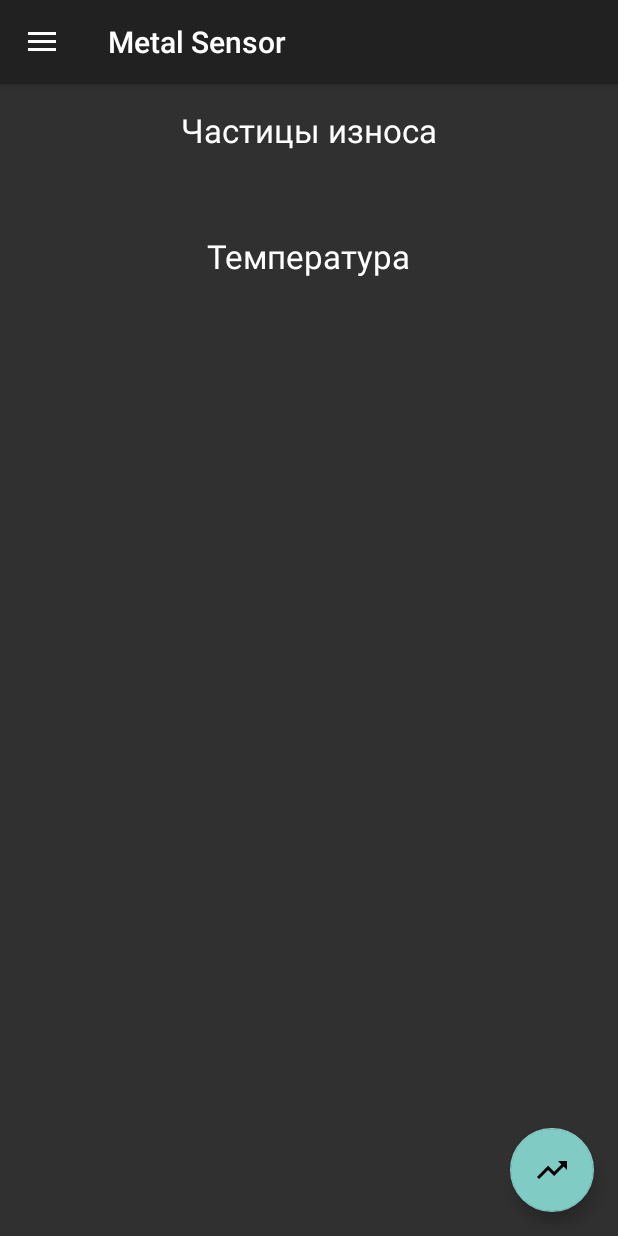
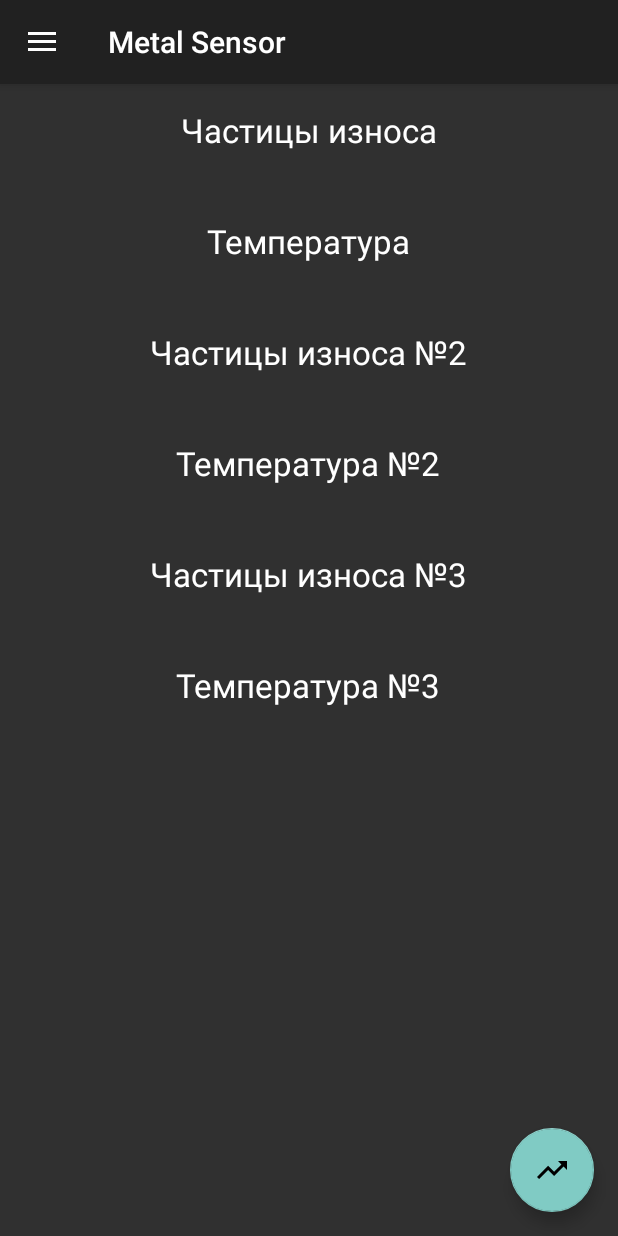
Before and after one commit to TazmanOne/MetalSensor_again, an Android app: the Work screen opened directly, with no data from a screen before it, on a phone screen of 412 x 824 dp. Run offline under Robolectric (Android 15) with nearby library versions, the phone set to English and light mode, and no system bars.

Commit message:
3 sens in OneApp

```diff
--- a/app/src/main/java/ru/ipmavlutov/metalsensor/BluetoothResponseHandler.java
+++ b/app/src/main/java/ru/ipmavlutov/metalsensor/BluetoothResponseHandler.java
@@ -2,12 +2,18 @@ package ru.ipmavlutov.metalsensor;
 
 
 import android.content.Intent;
+import android.os.Environment;
 import android.os.Handler;
 import android.os.Message;
 import android.support.v7.app.ActionBar;
+import android.util.Log;
 import android.widget.TextView;
 import android.widget.Toast;
 
+import java.io.BufferedWriter;
+import java.io.File;
+import java.io.FileWriter;
+import java.io.IOException;
 import java.lang.ref.WeakReference;
 import java.math.BigDecimal;
 import java.math.RoundingMode;
@@ -87,44 +93,51 @@ public class BluetoothResponseHandler extends Handler {
                 case MESSAGE_DATA:
                     byte[] a = (byte[]) msg.obj;
                     //activity.UpDateResult(a);
-                    if (a.length == 19) {
+                    if (a.length == 26) {
+                        try {
                             byte[] temperature_1 = Arrays.copyOfRange(a, 0, 2);//[0,1]
                             byte[] signal_1 = Arrays.copyOfRange(a, 2, 7);//[2,6]
                             byte[] temperature_2 = Arrays.copyOfRange(a, 7, 9);//[7,8]
                             byte[] signal_2 = Arrays.copyOfRange(a, 9, 14);//[9,13]
+                            byte[] signal_3 = Arrays.copyOfRange(a, 14, 19);
+                            byte[] temperature_3 = Arrays.copyOfRange(a, 19, 21);
 
                             //byte[] super_signal = Arrays.copyOfRange(a, 4, 6);//[4,5]
                             //FF=[6,7],/r/n=[8,9]
 
                             //температура датчика #1
+                            int temperature_result_1 = FindTemperature(GetTemperature(temperature_1));
                             TextView temperature_value_1 = (TextView) activity.findViewById(R.id.temperature_value_1);
-                        String str = String.valueOf(GetTemperature(temperature_1));
-                        temperature_value_1.setText(String.format("%s  °C", str));
-                        int temperature_result_1 = Integer.parseInt(str);
-
-                        //int temperature_result_1 = FindTemperature(GetTemperature(temperature_1));
-
+                            temperature_value_1.setText(String.format("%s  °C", String.valueOf(temperature_result_1)));
 
                             //значение сигнала #1
-
-
                             TextView signal_value_1 = (TextView) activity.findViewById(R.id.signal_value_1);
                             String str_signal_1 = new String(signal_1, Charset.forName("UTF-8"));
                             signal_value_1.setText(String.format("%s мг", str_signal_1));
 
-
+                            //для БД
                             double signal_result_1 = Double.parseDouble(str_signal_1.replace(",", "."));
 
                             //температура датчика #2
-                        //int temperature_result_2 = FindTemperature(GetTemperature(temperature_2));
-                        // TextView temperature_value_2 = (TextView) activity.findViewById(R.id.temperature_value_2);
-                        // temperature_value_2.setText(String.format("%s  °C", String.valueOf(temperature_result_2)));
+                            int temperature_result_2 = FindTemperature(GetTemperature(temperature_2));
+                            TextView temperature_value_2 = (TextView) activity.findViewById(R.id.temperature_value_2);
+                            temperature_value_2.setText(String.format("%s  °C", String.valueOf(temperature_result_2)));
 
                             //значение сигнала #2
                             //double signal_result_2 = FindRudeSignal(Correction(GetSignal(signal_2), temperature_result_2), Z);
-                       // TextView signal_value_2 = (TextView) activity.findViewById(R.id.signal_value_2);
-                       // String str_signal_2 = new String(signal_2, Charset.forName("UTF-8"));
-                       // signal_value_2.setText(String.format("%s мг", str_signal_2));
+                            TextView signal_value_2 = (TextView) activity.findViewById(R.id.signal_value_2);
+                            String str_signal_2 = new String(signal_2, Charset.forName("UTF-8"));
+                            signal_value_2.setText(String.format("%s мг", str_signal_2));
+
+                            //температура датчика #3
+                            int temperature_result_3 = FindTemperature(GetTemperature(temperature_3));
+                            TextView temperature_value_3 = (TextView) activity.findViewById(R.id.temperature_value_3);
+                            temperature_value_3.setText(String.format("%s  °C", String.valueOf(temperature_result_3)));
+
+                            //значение сигнала #3
+                            TextView signal_value_3 = (TextView) activity.findViewById(R.id.signal_value_3);
+                            String str_signal_3 = new String(signal_3, Charset.forName("UTF-8"));
+                            signal_value_3.setText(String.format("%s мг", str_signal_3));
 
 
                             //значение супер сигнала
@@ -144,11 +157,47 @@ public class BluetoothResponseHandler extends Handler {
                             action.putExtra("signal_value1", signal_result_1);
                             //PendingIntent actionPendingIntent = PendingIntent.getBroadcast(activity, 0, action, 0);
                             activity.sendBroadcast(action);
+                        } catch (Exception ex) {
+                            appendLog(ex.toString());
+                            int i=0;
+                            Log.d("CATCHE:",""+i);
+                            i++;
+                        }
+
 
 
                     }
 
             }
+        }
+    }
+    public void appendLog(String text)
+    {
+        File logFile = new File(Environment.getExternalStorageDirectory(),"log.txt");
+        if (!logFile.exists())
+        {
+            try
+            {
+                logFile.createNewFile();
+            }
+            catch (IOException e)
+            {
+                // TODO Auto-generated catch block
+                e.printStackTrace();
+            }
+        }
+        try
+        {
+            //BufferedWriter for performance, true to set append to file flag
+            BufferedWriter buf = new BufferedWriter(new FileWriter(logFile, true));
+            buf.append(text);
+            buf.newLine();
+            buf.close();
+        }
+        catch (IOException e)
+        {
+            // TODO Auto-generated catch block
+            e.printStackTrace();
         }
     }
 
--- a/app/src/main/res/layout/content_work.xml
+++ b/app/src/main/res/layout/content_work.xml
@@ -9,97 +9,91 @@
     android:paddingRight="@dimen/activity_horizontal_margin"
     android:paddingTop="@dimen/activity_vertical_margin"
     app:layout_behavior="@string/appbar_scrolling_view_behavior"
-    tools:context="ru.ipmavlutov.metalsensor_2sensors.Activities.Work"
-    tools:showIn="@layout/app_bar_work">
+    tools:context="ru.ipmavlutov.metalsensor_2sensors.Activities.Work">
 
     <RelativeLayout
+        android:id="@+id/relativeLayout_Absolute"
         android:layout_width="match_parent"
         android:layout_height="wrap_content"
-        android:id="@+id/relativeLayout_Absolute"
-        android:visibility="gone"
         android:layout_alignParentBottom="true"
         android:layout_alignParentLeft="true"
-        android:layout_alignParentStart="true">
-
-
+        android:layout_alignParentStart="true"
+        android:visibility="gone">
 
         <EditText
             android:id="@+id/editText"
             android:layout_width="wrap_content"
             android:layout_height="wrap_content"
+            android:layout_alignEnd="@+id/set_absolute_btn"
+            android:layout_alignLeft="@+id/set_absolute_btn"
+            android:layout_alignParentTop="true"
+            android:layout_alignRight="@+id/set_absolute_btn"
+            android:layout_alignStart="@+id/set_absolute_btn"
             android:ems="10"
             android:hint="@string/edit_text"
-            android:inputType="numberDecimal"
-            android:layout_alignParentTop="true"
-            android:layout_alignRight="@+id/set_absolute_btn"
-            android:layout_alignEnd="@+id/set_absolute_btn"
-            android:layout_alignLeft="@+id/set_absolute_btn"
-            android:layout_alignStart="@+id/set_absolute_btn" />
-
-
-
+            android:inputType="numberDecimal" />
 
         <TextView
             android:id="@+id/absolute_label"
             android:layout_width="wrap_content"
             android:layout_height="wrap_content"
-            android:gravity="center_vertical"
+            android:layout_above="@+id/set_absolute_btn"
 
-            android:text="@string/absolute_value_label"
-            android:textAppearance="?android:attr/textAppearanceMedium"
+            android:layout_alignParentLeft="true"
+            android:layout_alignParentStart="true"
 
             android:layout_alignParentTop="true"
             android:layout_toLeftOf="@+id/editText"
-            android:textSize="15sp"
-            android:layout_alignParentLeft="true"
-            android:layout_alignParentStart="true"
-            android:layout_above="@+id/set_absolute_btn" />
+            android:gravity="center_vertical"
+            android:text="@string/absolute_value_label"
+            android:textAppearance="?android:attr/textAppearanceMedium"
+            android:textSize="15sp" />
 
         <Button
             android:id="@+id/set_absolute_btn"
             android:layout_width="wrap_content"
             android:layout_height="wrap_content"
-            android:text="@string/absolute_btn"
+            android:layout_alignParentEnd="true"
+            android:layout_alignParentRight="true"
             android:layout_below="@+id/editText"
-            android:layout_alignParentRight="true"
-            android:layout_alignParentEnd="true" />
+            android:text="@string/absolute_btn" />
 
         <TextView
+            android:id="@+id/current_value_label"
             android:layout_width="wrap_content"
             android:layout_height="wrap_content"
-            android:textAppearance="?android:attr/textAppearanceMedium"
-            android:text="@string/current_value_label"
-            android:id="@+id/current_value_label"
+            android:layout_alignParentLeft="true"
+            android:layout_alignParentStart="true"
             android:layout_alignTop="@+id/set_absolute_btn"
             android:layout_toLeftOf="@+id/editText"
-            android:textSize="15sp"
+            android:text="@string/current_value_label"
+            android:textAppearance="?android:attr/textAppearanceMedium"
             android:textIsSelectable="false"
-            android:layout_alignParentLeft="true"
-            android:layout_alignParentStart="true" />
+            android:textSize="15sp" />
 
         <TextView
+            android:id="@+id/current_value_value"
             android:layout_width="wrap_content"
             android:layout_height="28dp"
-            android:textAppearance="?android:attr/textAppearanceSmall"
-            android:text="@string/current_value"
-            android:id="@+id/current_value_value"
-            android:layout_gravity="left|bottom"
-            android:layout_below="@+id/current_value_label"
-            android:gravity="center_vertical|center_horizontal"
-            android:layout_alignRight="@+id/current_value_label"
             android:layout_alignEnd="@+id/current_value_label"
             android:layout_alignParentLeft="true"
-            android:layout_alignParentStart="true" />
+            android:layout_alignParentStart="true"
+            android:layout_alignRight="@+id/current_value_label"
+            android:layout_below="@+id/current_value_label"
+            android:layout_gravity="left|bottom"
+            android:gravity="center_vertical|center_horizontal"
+            android:text="@string/current_value"
+            android:textAppearance="?android:attr/textAppearanceSmall" />
     </RelativeLayout>
 
     <RelativeLayout
+        android:id="@+id/RL_First_Sensor"
         android:layout_width="match_parent"
-        android:layout_height="wrap_content"
-        android:id="@+id/RL_First_Sensor">
+        android:layout_height="wrap_content">
 
         <RelativeLayout
             android:id="@+id/relativeLayout_Temp_1"
-            android:layout_width="100dp"
+            android:layout_width="match_parent"
             android:layout_height="wrap_content"
             android:layout_alignParentEnd="true"
             android:layout_alignParentLeft="true"
@@ -128,7 +122,7 @@
                 android:layout_alignRight="@+id/temperature_label_1"
                 android:layout_alignStart="@+id/temperature_label_1"
                 android:layout_below="@+id/temperature_label_1"
-                android:layout_marginTop="37dp"
+                android:layout_marginTop="20dp"
                 android:gravity="center_horizontal"
                 android:text="@string/temperature_value1"
                 android:textAppearance="?android:attr/textAppearanceMedium" />
@@ -160,10 +154,11 @@
                 android:layout_alignRight="@+id/signal_label_1"
                 android:layout_alignStart="@+id/signal_label_1"
                 android:layout_below="@+id/signal_label_1"
-                android:layout_marginTop="30dp"
+                android:layout_marginTop="20dp"
                 android:gravity="center_horizontal"
                 android:text="@string/signal_value1"
                 android:textAppearance="?android:attr/textAppearanceMedium" />
+
             <TextView
                 android:id="@+id/super_signal_label_1"
                 android:layout_width="wrap_content"
@@ -188,12 +183,10 @@
     </RelativeLayout>
 
     <RelativeLayout
+        android:id="@+id/RL_Second_Sensor"
         android:layout_width="match_parent"
         android:layout_height="wrap_content"
-        android:layout_below="@+id/RL_First_Sensor"
-        android:layout_alignParentBottom="false"
-        android:id="@+id/RL_Second_Sensor"
-        android:visibility="gone">
+        android:layout_below="@+id/RL_First_Sensor">
 
         <RelativeLayout
             android:id="@+id/relativeLayout_Signal_2"
@@ -201,7 +194,7 @@
             android:layout_height="wrap_content"
             android:layout_alignParentLeft="true"
             android:layout_alignParentStart="true"
-            android:layout_alignParentTop="true" >
+            android:layout_alignParentTop="true">
 
             <TextView
                 android:id="@+id/signal_label_2"
@@ -221,7 +214,7 @@
                 android:layout_alignRight="@+id/signal_label_2"
                 android:layout_alignStart="@+id/signal_label_2"
                 android:layout_below="@+id/signal_label_2"
-                android:layout_marginTop="30dp"
+                android:layout_marginTop="20dp"
                 android:gravity="center_horizontal"
                 android:text="@string/signal_value2"
                 android:textAppearance="?android:attr/textAppearanceMedium" />
@@ -233,7 +226,7 @@
                 android:layout_alignParentLeft="true"
                 android:layout_alignParentStart="true"
                 android:layout_marginTop="54dp"
-                android:text="@string/super_signal_text1"
+                android:text="@string/super_signal_text2"
                 android:textAppearance="?android:attr/textAppearanceLarge"
                 android:visibility="gone" />
 
@@ -256,7 +249,7 @@
             android:layout_alignParentRight="true"
             android:layout_alignParentStart="true"
             android:layout_below="@+id/relativeLayout_Signal_2"
-            android:layout_gravity="center_vertical" >
+            android:layout_gravity="center_vertical">
 
             <TextView
                 android:id="@+id/temperature_label_2"
@@ -276,11 +269,106 @@
                 android:layout_alignRight="@+id/temperature_label_2"
                 android:layout_alignStart="@+id/temperature_label_2"
                 android:layout_below="@+id/temperature_label_2"
-                android:layout_marginTop="37dp"
+                android:layout_marginTop="20dp"
                 android:gravity="center_horizontal"
                 android:text="@string/temperature_value2"
                 android:textAppearance="?android:attr/textAppearanceMedium" />
         </RelativeLayout>
     </RelativeLayout>
 
+    <RelativeLayout
+        android:id="@+id/RL_Third_Sensor"
+        android:layout_width="match_parent"
+        android:layout_height="wrap_content"
+        android:layout_alignParentStart="true"
+        android:layout_below="@+id/RL_Second_Sensor">
+
+        <RelativeLayout
+            android:id="@+id/relativeLayout_Signal_3"
+            android:layout_width="match_parent"
+            android:layout_height="wrap_content"
+            android:layout_alignParentLeft="true"
+            android:layout_alignParentStart="true"
+            android:layout_alignParentTop="true">
+
+            <TextView
+                android:id="@+id/signal_label_3"
+                android:layout_width="wrap_content"
+                android:layout_height="wrap_content"
+                android:layout_alignParentTop="true"
+                android:layout_centerHorizontal="true"
+                android:text="@string/signal_text3"
+                android:textAppearance="?android:attr/textAppearanceLarge" />
+
+            <TextView
+                android:id="@+id/signal_value_3"
+                android:layout_width="wrap_content"
+                android:layout_height="wrap_content"
+                android:layout_alignEnd="@+id/signal_label_3"
+                android:layout_alignLeft="@+id/signal_label_3"
+                android:layout_alignRight="@+id/signal_label_3"
+                android:layout_alignStart="@+id/signal_label_3"
+                android:layout_below="@+id/signal_label_3"
+                android:layout_marginTop="20dp"
+                android:gravity="center_horizontal"
+                android:text="@string/signal_value3"
+                android:textAppearance="?android:attr/textAppearanceMedium" />
+
+            <TextView
+                android:id="@+id/textView9"
+                android:layout_width="wrap_content"
+                android:layout_height="wrap_content"
+                android:layout_alignParentLeft="true"
+                android:layout_alignParentStart="true"
+                android:layout_marginTop="54dp"
+                android:text="@string/super_signal_text3"
+                android:textAppearance="?android:attr/textAppearanceLarge"
+                android:visibility="gone" />
+
+            <TextView
+                android:id="@+id/textView10"
+                android:layout_width="wrap_content"
+                android:layout_height="wrap_content"
+                android:layout_centerInParent="true"
+                android:text="@string/super_signal_value3"
+                android:textAppearance="?android:attr/textAppearanceMedium"
+                android:visibility="gone" />
+        </RelativeLayout>
+
+        <RelativeLayout
+            android:id="@+id/relativeLayout_Temp_3"
+            android:layout_width="100dp"
+            android:layout_height="wrap_content"
+            android:layout_alignParentEnd="true"
+            android:layout_alignParentLeft="true"
+            android:layout_alignParentRight="true"
+            android:layout_alignParentStart="true"
+            android:layout_below="@+id/relativeLayout_Signal_3"
+            android:layout_gravity="center_vertical">
+
+            <TextView
+                android:id="@+id/temperature_label_3"
+                android:layout_width="wrap_content"
+                android:layout_height="wrap_content"
+                android:layout_alignParentTop="true"
+                android:layout_centerHorizontal="true"
+                android:text="@string/temperature_text3"
+                android:textAppearance="?android:attr/textAppearanceLarge" />
+
+            <TextView
+                android:id="@+id/temperature_value_3"
+                android:layout_width="wrap_content"
+                android:layout_height="wrap_content"
+                android:layout_alignEnd="@+id/temperature_label_3"
+                android:layout_alignLeft="@+id/temperature_label_3"
+                android:layout_alignRight="@+id/temperature_label_3"
+                android:layout_alignStart="@+id/temperature_label_3"
+                android:layout_below="@+id/temperature_label_3"
+                android:layout_marginTop="20dp"
+                android:gravity="center_horizontal"
+                android:text="@string/temperature_value3"
+                android:textAppearance="?android:attr/textAppearanceMedium" />
+        </RelativeLayout>
+    </RelativeLayout>
+
 </RelativeLayout>
--- a/app/src/main/res/values/strings.xml
+++ b/app/src/main/res/values/strings.xml
@@ -47,6 +47,15 @@
     <string name="super_signal_text2">Усиленный сигнал №2</string>
     <string name="super_signal_value2"> </string>
     <!--
+    Third Sensor
+    -->
+    <string name="temperature_text3">Температура №3</string>
+    <string name="temperature_value3" />
+    <string name="signal_text3">Частицы износа №3</string>
+    <string name="signal_value3" />
+    <string name="super_signal_text3">Усиленный сигнал №3</string>
+    <string name="super_signal_value3"> </string>
+    <!--
     Settings
     -->
     <string name="edit_text">По умолчанию=96.0</string>
```
Lines whose indentation alone changed are shown as unchanged.
